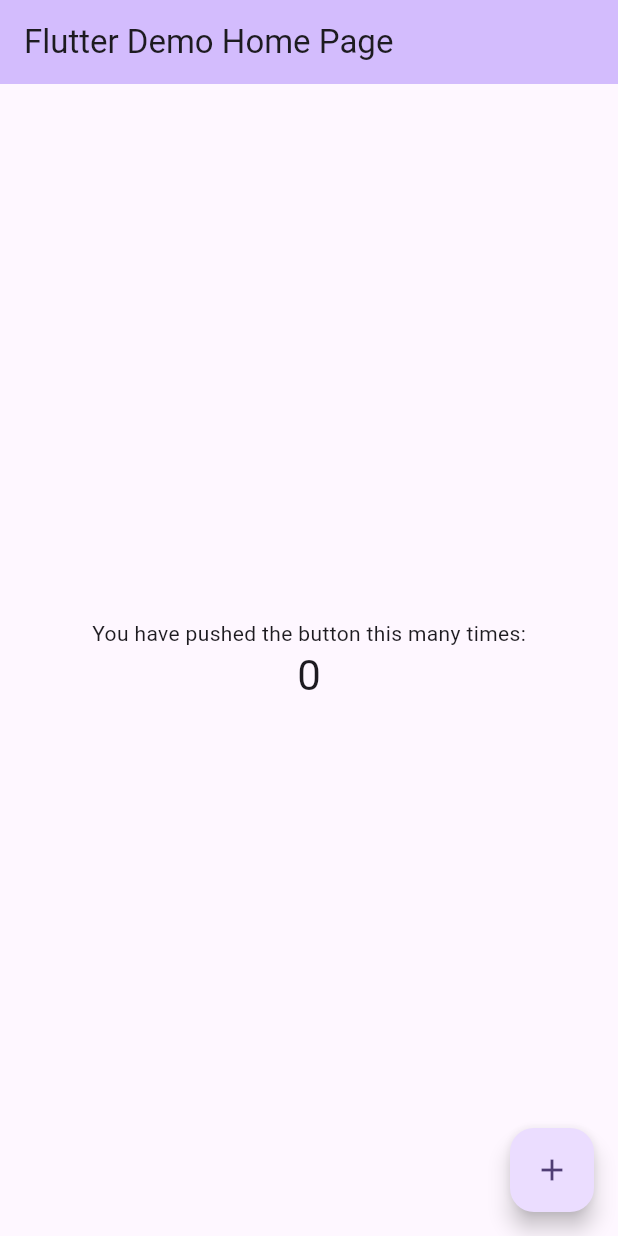
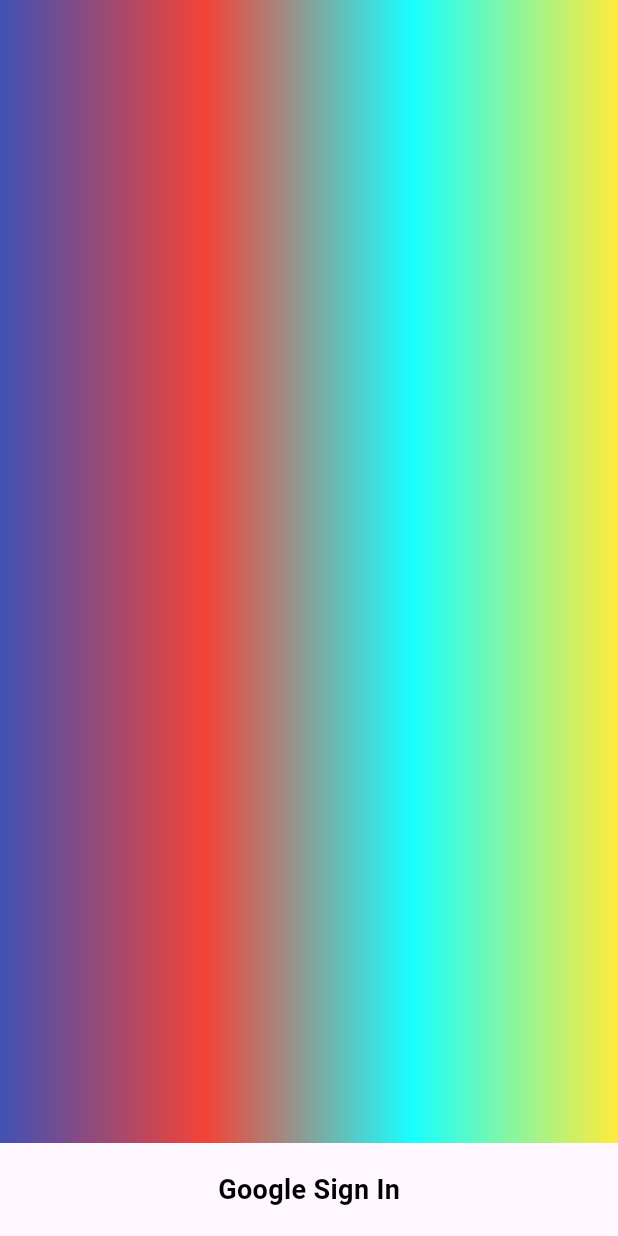
Before and after one commit to Gagnar1999/PineSucceedTask, a Flutter app: the screen it shows after launch, on a phone screen of 412 x 824 dp. Run offline on Flutter 3.47's test engine with Material 2 defaults, Android fonts, the phone set to English and light mode, and no system bars; our stand-ins replace firebase_core; accounts and stored records are empty.

Commit message:
Google Login

```diff
--- a/lib/main.dart
+++ b/lib/main.dart
@@ -1,4 +1,5 @@
 import 'package:flutter/material.dart';
+import 'package:test_project/screens/GoogleSignIn.dart';
 
 void main() {
   runApp(const MyApp());
@@ -11,100 +12,13 @@ class MyApp extends StatelessWidget {
   @override
   Widget build(BuildContext context) {
     return MaterialApp(
+      debugShowCheckedModeBanner: false,
       title: 'Flutter Demo',
       theme: ThemeData(
         colorScheme: ColorScheme.fromSeed(seedColor: Colors.deepPurple),
         useMaterial3: true,
       ),
-      home: const MyHomePage(title: 'Flutter Demo Home Page'),
+      home: GoogleSignIn(),
     );
   }
 }
-
-class MyHomePage extends StatefulWidget {
-  const MyHomePage({super.key, required this.title});
-
-  // This widget is the home page of your application. It is stateful, meaning
-  // that it has a State object (defined below) that contains fields that affect
-  // how it looks.
-
-  // This class is the configuration for the state. It holds the values (in this
-  // case the title) provided by the parent (in this case the App widget) and
-  // used by the build method of the State. Fields in a Widget subclass are
-  // always marked "final".
-
-  final String title;
-
-  @override
-  State<MyHomePage> createState() => _MyHomePageState();
-}
-
-class _MyHomePageState extends State<MyHomePage> {
-  int _counter = 0;
-
-  void _incrementCounter() {
-    setState(() {
-      // This call to setState tells the Flutter framework that something has
-      // changed in this State, which causes it to rerun the build method below
-      // so that the display can reflect the updated values. If we changed
-      // _counter without calling setState(), then the build method would not be
-      // called again, and so nothing would appear to happen.
-      _counter++;
-    });
-  }
-
-  @override
-  Widget build(BuildContext context) {
-    // This method is rerun every time setState is called, for instance as done
-    // by the _incrementCounter method above.
-    //
-    // The Flutter framework has been optimized to make rerunning build methods
-    // fast, so that you can just rebuild anything that needs updating rather
-    // than having to individually change instances of widgets.
-    return Scaffold(
-      appBar: AppBar(
-        // TRY THIS: Try changing the color here to a specific color (to
-        // Colors.amber, perhaps?) and trigger a hot reload to see the AppBar
-        // change color while the other colors stay the same.
-        backgroundColor: Theme.of(context).colorScheme.inversePrimary,
-        // Here we take the value from the MyHomePage object that was created by
-        // the App.build method, and use it to set our appbar title.
-        title: Text(widget.title),
-      ),
-      body: Center(
-        // Center is a layout widget. It takes a single child and positions it
-        // in the middle of the parent.
-        child: Column(
-          // Column is also a layout widget. It takes a list of children and
-          // arranges them vertically. By default, it sizes itself to fit its
-          // children horizontally, and tries to be as tall as its parent.
-          //
-          // Column has various properties to control how it sizes itself and
-          // how it positions its children. Here we use mainAxisAlignment to
-          // center the children vertically; the main axis here is the vertical
-          // axis because Columns are vertical (the cross axis would be
-          // horizontal).
-          //
-          // TRY THIS: Invoke "debug painting" (choose the "Toggle Debug Paint"
-          // action in the IDE, or press "p" in the console), to see the
-          // wireframe for each widget.
-          mainAxisAlignment: MainAxisAlignment.center,
-          children: <Widget>[
-            const Text(
-              'You have pushed the button this many times:',
-            ),
-            Text(
-              '$_counter',
-              style: Theme.of(context).textTheme.headlineMedium,
-            ),
-          ],
-        ),
-      ),
-      floatingActionButton: FloatingActionButton(
-        onPressed: _incrementCounter,
-        tooltip: 'Increment',
-        child: const Icon(Icons.add),
-      ), // This trailing comma makes auto-formatting nicer for build methods.
-    );
-  }
-}
--- /dev/null
+++ b/lib/screens/GoogleSignIn.dart
@@ -0,0 +1,46 @@
+import 'package:flutter/material.dart';
+class GoogleSignIn extends StatefulWidget {
+  const GoogleSignIn({super.key});
+
+  @override
+  State<GoogleSignIn> createState() => _GoogleSignInState();
+}
+
+class _GoogleSignInState extends State<GoogleSignIn> {
+  @override
+  Widget build(BuildContext context) {
+    return Scaffold(
+      body: SafeArea(
+        child: Column(
+          children: [
+            Expanded(
+              child: Container(
+                decoration: BoxDecoration(
+                  gradient: LinearGradient(
+                    colors: [
+                      Colors.indigo,
+                      Colors.red,
+                      Colors.cyanAccent,
+                      Colors.yellow
+                    ]
+                  )
+                ),
+              ),
+            ),
+            Container(
+              margin: EdgeInsets.all(16),
+              padding: EdgeInsets.all(2),
+              width: double.infinity,
+              child: Row(
+                mainAxisAlignment: MainAxisAlignment.center,
+                children: [
+                  Text("Google Sign In",style: const TextStyle(color: Colors.black, fontWeight: FontWeight.bold, fontSize: 18), )
+                ],
+              ),
+            )
+          ],
+        ),
+      ),
+    );
+  }
+}
```
